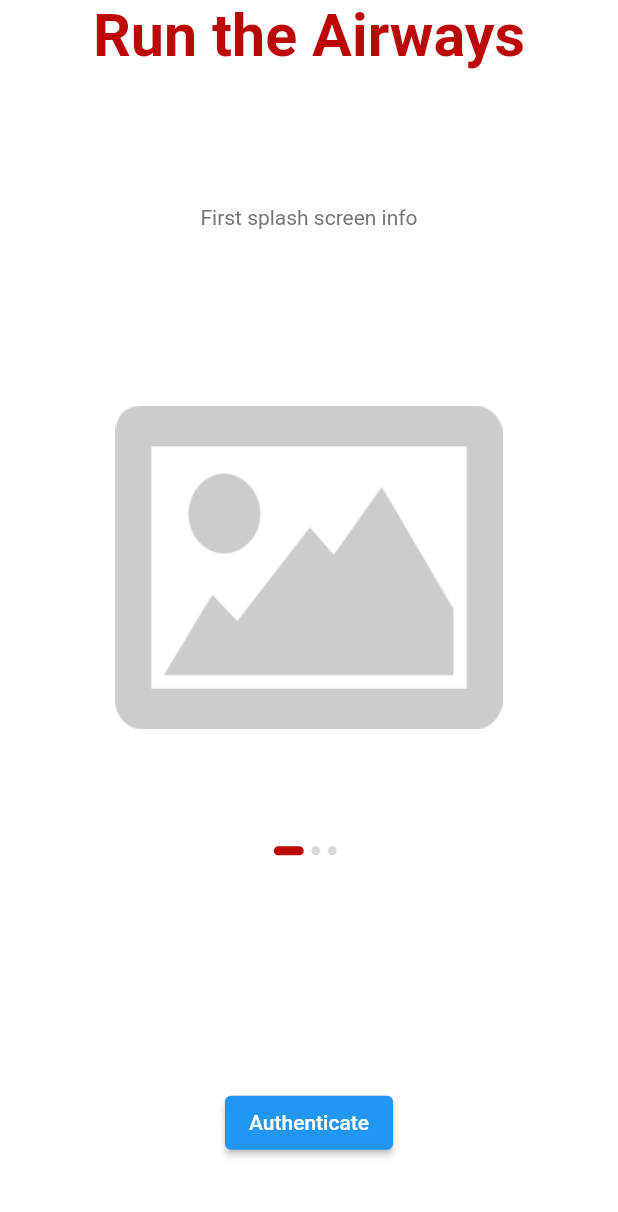
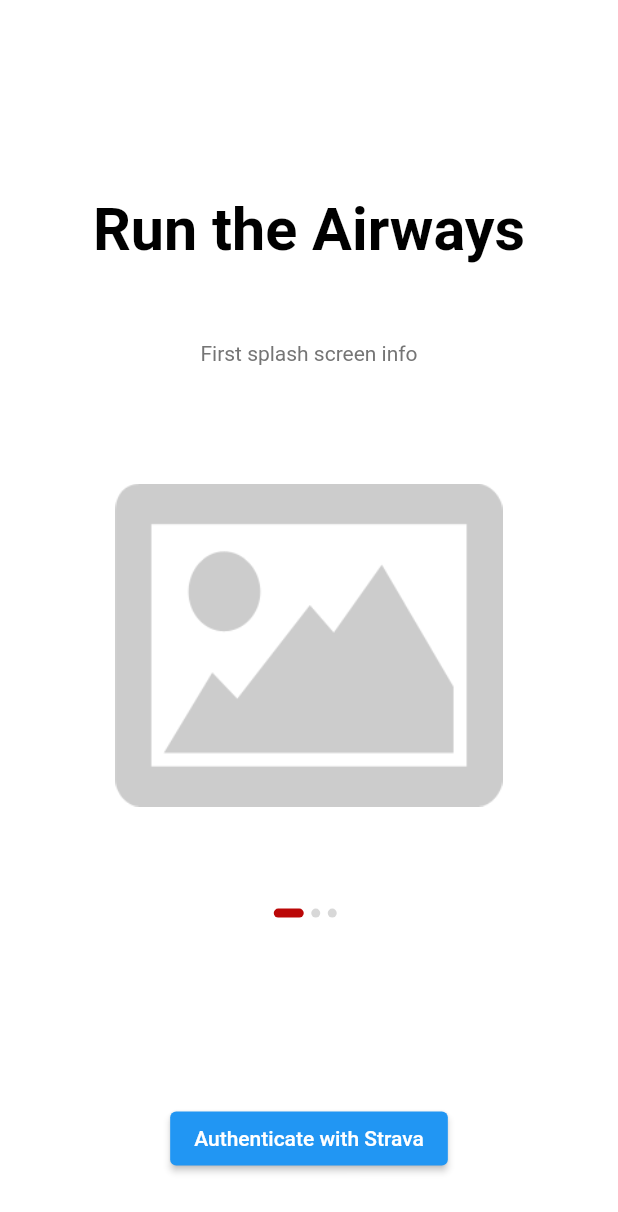
Before and after one commit to blakeroles/run-the-airways, a Flutter app: the screen it shows after launch, on a phone screen of 412 x 824 dp. Shown: the top 1212 px of the screen. Run offline on Flutter 3.47's test engine with Material 2 defaults, Android fonts, the light colour scheme and no system bars; Roboto replaces fonts that are missing (Muli).

Commit message:
Working on UI, route to overview screen

```diff
--- a/lib/routes.dart
+++ b/lib/routes.dart
@@ -1,6 +1,8 @@
 import 'package:flutter/widgets.dart';
 import 'package:run_the_airways/screens/authenticate_screen/authenticate_screen.dart';
+import 'package:run_the_airways/screens/overview_screen/overview_screen.dart';
 
 final Map<String, WidgetBuilder> routes = {
   AuthenticateScreen.routeName: (context) => AuthenticateScreen(),
+  OverviewScreen.routeName: (context) => OverviewScreen(),
 };
--- a/lib/screens/authenticate_screen/components/body.dart
+++ b/lib/screens/authenticate_screen/components/body.dart
@@ -2,6 +2,7 @@
 import 'package:run_the_airways/constants.dart';
 import 'package:run_the_airways/screens/authenticate_screen/components/splash_content_viewer.dart';
 import 'package:run_the_airways/size_config.dart';
+import 'package:run_the_airways/screens/overview_screen/overview_screen.dart';
 
 class Body extends StatefulWidget {
   @override
@@ -25,8 +26,8 @@
     },
   ];
 
-  void navigate() {
-    print("navigating!");
+  void navigateToOverviewScreen() {
+    Navigator.pushNamed(context, OverviewScreen.routeName);
   }
 
   @override
@@ -35,10 +36,11 @@
         child: SizedBox(
             width: double.infinity,
             child: Column(children: <Widget>[
+              Spacer(),
               Text("Run the Airways",
                   style: TextStyle(
                     fontSize: getProportionateScreenWidth(36),
-                    color: kPrimaryColor,
+                    color: Colors.black,
                     fontWeight: FontWeight.bold,
                   )),
               Expanded(
@@ -72,8 +74,8 @@
                     Spacer(flex: 3),
                     ElevatedButton(
                       key: Key('AuthenticationButton'),
-                      child: Text('Authenticate'),
-                      onPressed: navigate,
+                      child: Text('Authenticate with Strava'),
+                      onPressed: navigateToOverviewScreen,
                     ),
                     Spacer(),
                   ]),
--- /dev/null
+++ b/lib/screens/overview_screen/components/body.dart
@@ -0,0 +1,13 @@
+import 'package:flutter/material.dart';
+
+class Body extends StatefulWidget {
+  @override
+  _BodyState createState() => _BodyState();
+}
+
+class _BodyState extends State<Body> {
+  @override
+  Widget build(BuildContext context) {
+    return Container();
+  }
+}
```
Also changed, not shown: lib/screens/authenticate_screen/components/authenticate_form.dart (deleted, +0 -33 lines), lib/screens/overview_screen/overview_screen.dart (added, +14 -0 lines).
